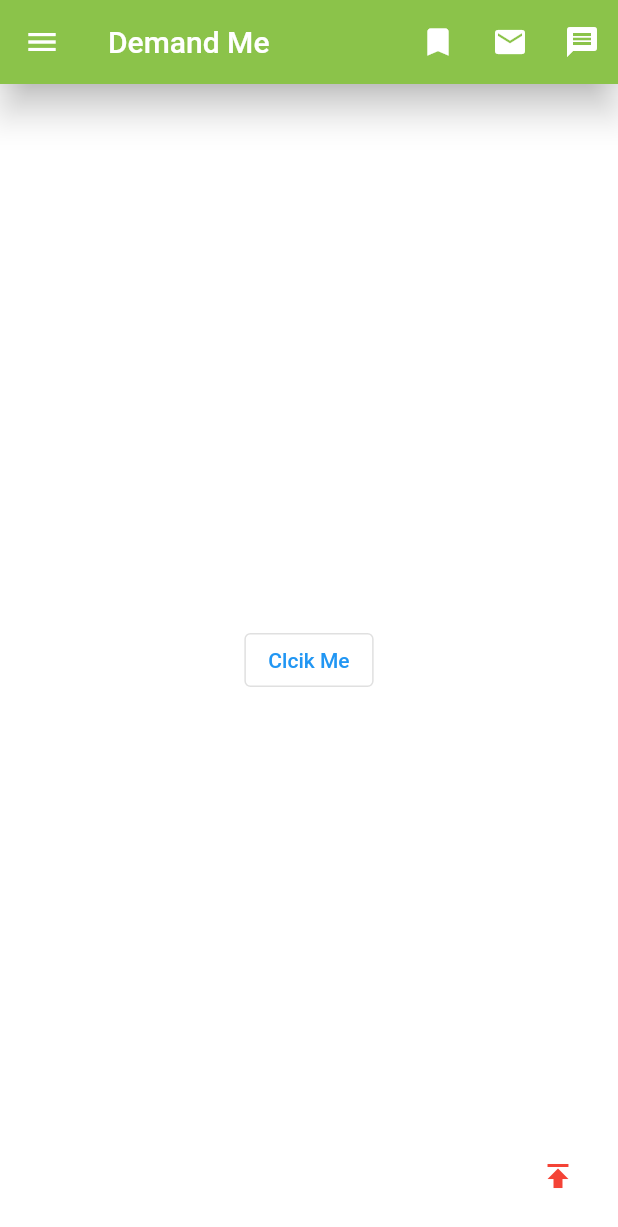
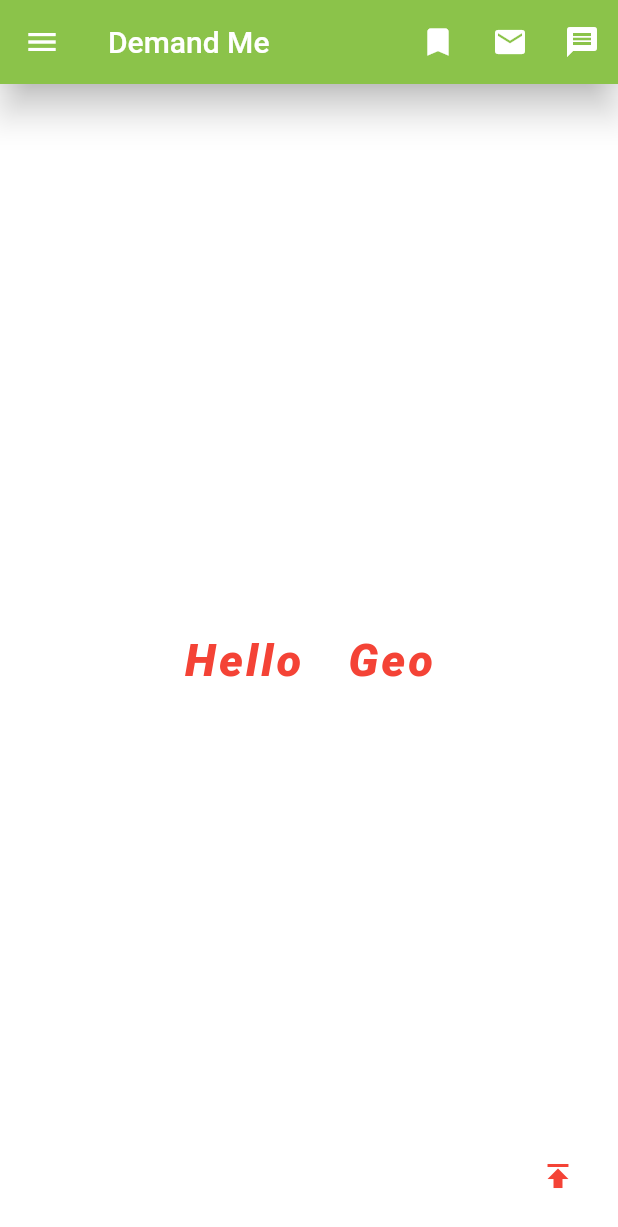
Before and after one commit to Geothomas1/Flutter.Dev, a Flutter app: the screen it shows after launch, on a phone screen of 412 x 824 dp. Shown: the top 1227 px of the screen. Run offline on Flutter 3.47's test engine with Material 2 defaults, Android fonts, the phone set to English and light mode, and no system bars.

Commit message:
text widget

```diff
--- a/flutter_application_1/lib/app.dart
+++ b/flutter_application_1/lib/app.dart
@@ -1,5 +1,5 @@
 import 'package:flutter/material.dart';
-import './widgets/buttonWidget.dart';
+import './widgets/textWidget.dart';
 
 class App extends StatelessWidget {
   @override
@@ -7,7 +7,7 @@ class App extends StatelessWidget {
     return MaterialApp(
       title: 'Demo App',
       home: Scaffold(
-        body: ButtonWidget(),
+        body: TextWidget(),
         backgroundColor: Colors.transparent,
         appBar: AppBar(
           backgroundColor: Colors.lightGreen,
--- /dev/null
+++ b/flutter_application_1/lib/widgets/textWidget.dart
@@ -0,0 +1,19 @@
+import 'package:flutter/material.dart';
+
+class TextWidget extends StatelessWidget{
+  @override
+  Widget build(BuildContext context){
+    return Container(
+      child: Center(
+        child: Text("Hello Geo",style: TextStyle(
+          color: Colors.red,
+          fontSize: 30,
+          fontWeight: FontWeight.w900,
+          letterSpacing:2,
+          wordSpacing: 20,
+          fontStyle: FontStyle.italic
+        ),),
+      ),
+    );
+  }
+}
```
